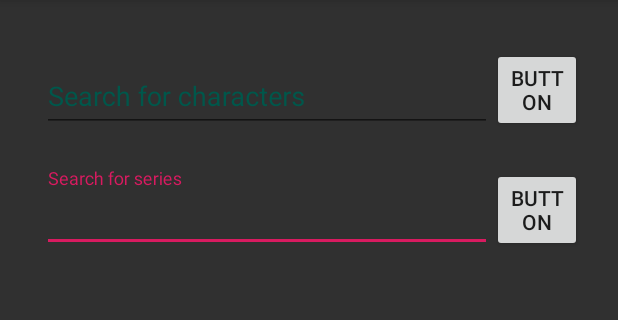
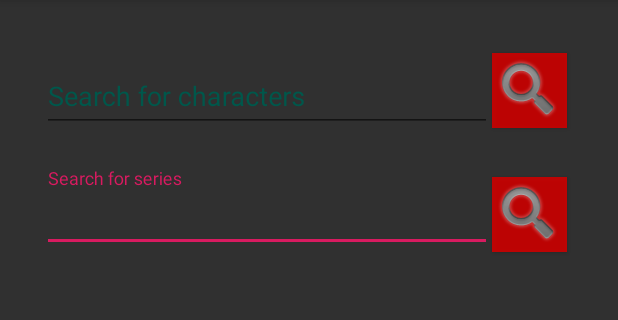
Before and after one commit to DarthSide15/Marvelissimo, an Android app: the screen it shows after launch (MainActivity), on a phone screen of 412 x 824 dp, the part 84-404 px from its top. Run offline under Robolectric (Android 15) with nearby library versions, the phone set to English and light mode, and no system bars.

Commit message:
home fragment design finished

```diff
--- a/app/src/main/res/layout/fragment_home.xml
+++ b/app/src/main/res/layout/fragment_home.xml
@@ -13,13 +13,16 @@
             android:background="@color/colorBackground">
 
         <Button
-                android:text="Button"
-                android:layout_width="60dp"
-                android:layout_height="0dp"
+                android:layout_width="50dp"
+                android:layout_height="50dp"
                 android:id="@+id/button_c"
                 app:layout_constraintStart_toEndOf="@+id/textInputLayout1"
                 app:layout_constraintTop_toTopOf="@+id/textInputLayout1"
-                app:layout_constraintBottom_toBottomOf="@+id/textInputLayout1"/>
+                app:layout_constraintBottom_toBottomOf="@+id/textInputLayout1"
+                android:clickable="true"
+                android:background="@color/colorPrimary"
+                android:drawableStart="@android:drawable/ic_search_category_default"
+                android:alpha="0.9"/>
 
         <android.support.design.widget.TextInputLayout
                 android:layout_width="300dp"
@@ -44,14 +47,17 @@
         </android.support.design.widget.TextInputLayout>
 
         <Button
-                android:text="Button"
-                android:layout_width="60dp"
-                android:layout_height="0dp"
+                android:layout_width="50dp"
+                android:layout_height="50dp"
                 android:id="@+id/button_s"
                 app:layout_constraintStart_toEndOf="@+id/textInputLayout2"
                 app:layout_constraintTop_toTopOf="@+id/textInputLayout2"
                 app:layout_constraintBottom_toBottomOf="@+id/textInputLayout2"
-                app:layout_constraintVertical_bias="1.0"/>
+                app:layout_constraintVertical_bias="1.0"
+                android:clickable="true"
+                android:background="@color/colorPrimary"
+                android:drawableStart="@android:drawable/ic_search_category_default"
+                android:alpha="0.9"/>
 
         <android.support.design.widget.TextInputLayout
                 android:layout_width="300dp"
```
